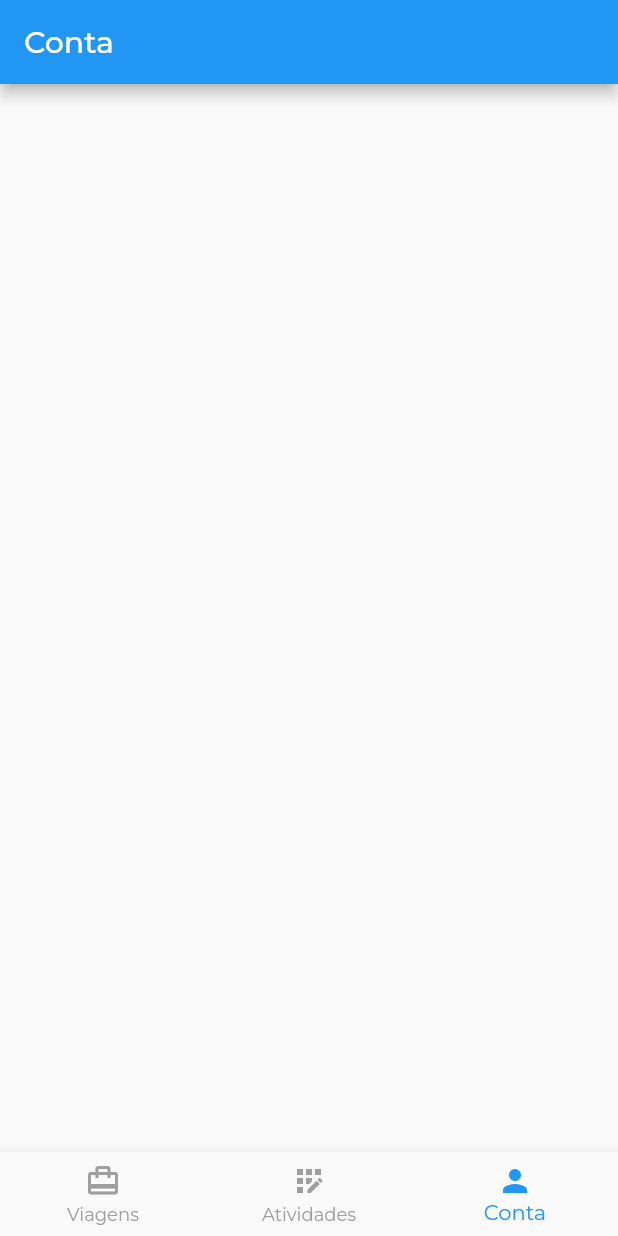
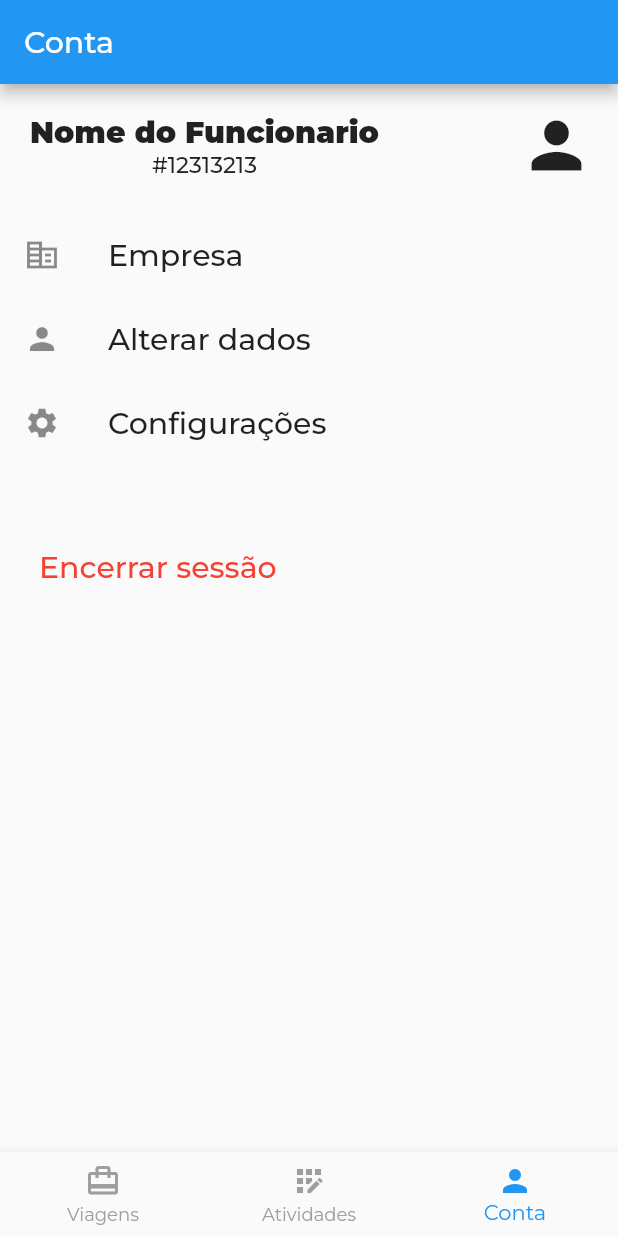
Before and after one commit to MatheusFinatto/flutter_application_1, a Flutter app: the screen it shows after launch, item 3 of the bottom bar chosen, on a phone screen of 412 x 824 dp. Run offline on Flutter 3.47's test engine with Material 2 defaults, Android fonts, the phone set to English and light mode, and no system bars; our stand-ins replace google_fonts.

Commit message:
feat: layout tela conta

```diff
--- a/lib/screens/conta/conta_screen.dart
+++ b/lib/screens/conta/conta_screen.dart
@@ -1,19 +1,92 @@
 import 'package:flutter/material.dart';
+import 'package:flutter_application_1/screens/conta/dados_empresa.dart';
 
-class ContaScreen extends StatelessWidget {
-  const ContaScreen({super.key});
+class ContaScreen extends StatefulWidget {
+  const ContaScreen({Key? key}) : super(key: key);
+
+  @override
+  ContaScreenState createState() => ContaScreenState();
+}
+
+class ContaScreenState extends State<ContaScreen> {
+  // @override
+  // void initState() {
+  //   super.initState();
+  // }
+  static const List<Widget> _screens = [Dados_EmpresaScreen()];
+
   @override
   Widget build(BuildContext context) {
     return Scaffold(
       appBar: AppBar(
         title: const Text('Conta'),
       ),
-      body: const Column(
+      body: Column(
         children: [
           // Search input field
-          Padding(
-            padding: EdgeInsets.all(16.0),
+          const Padding(
+            padding: EdgeInsets.only(bottom: 20, left: 20, top: 16, right: 16),
+            child: Row(
+              mainAxisAlignment: MainAxisAlignment.spaceBetween,
+              children: [
+                Column(
+                  children: [
+                    Text(
+                      'Nome do Funcionario',
+                      style: const TextStyle(
+                          fontSize: 20, fontWeight: FontWeight.w900),
+                    ),
+                    Text(
+                      '#12313213',
+                      style: const TextStyle(
+                          fontSize: 15, fontWeight: FontWeight.w500),
+                    ),
+                  ],
+                ),
+                Icon(Icons.person, size: 50),
+              ],
+            ),
           ),
+          ListView(
+            shrinkWrap: true,
+            children: const <Widget>[
+              ListTile(
+                leading: Icon(Icons.corporate_fare_sharp),
+                title: Text(
+                  'Empresa',
+                  style: const TextStyle(
+                      fontSize: 20, fontWeight: FontWeight.w500),
+                ),
+              ),
+              ListTile(
+                leading: Icon(Icons.person),
+                title: Text(
+                  'Alterar dados',
+                  style: const TextStyle(
+                      fontSize: 20, fontWeight: FontWeight.w500),
+                ),
+              ),
+              ListTile(
+                leading: Icon(Icons.settings),
+                title: Text(
+                  'Configurações',
+                  style: const TextStyle(
+                      fontSize: 20, fontWeight: FontWeight.w500),
+                ),
+              ),
+              Padding(
+                  padding: EdgeInsets.only(top: 40, left: 10),
+                  child: ListTile(
+                    title: Text(
+                      'Encerrar sessão',
+                      style: const TextStyle(
+                          color: Colors.red,
+                          fontSize: 20,
+                          fontWeight: FontWeight.w500),
+                    ),
+                  )),
+            ],
+          )
         ],
       ),
     );
--- /dev/null
+++ b/lib/screens/conta/dados_empresa.dart
@@ -0,0 +1,25 @@
+import 'package:flutter/material.dart';
+
+class Dados_EmpresaScreen extends StatefulWidget {
+  const Dados_EmpresaScreen({Key? key}) : super(key: key);
+
+  @override
+  Dados_EmpresaScreenState createState() => Dados_EmpresaScreenState();
+}
+
+class Dados_EmpresaScreenState extends State<Dados_EmpresaScreen> {
+  @override
+  void initState() {
+    super.initState();
+  }
+
+  @override
+  Widget build(BuildContext context) {
+    return Scaffold(
+      appBar: AppBar(
+        title: const Text('Empresa'),
+      ),
+      body: Column(children: [Text('Hello world')]),
+    );
+  }
+}
```
Also changed, not shown: lib/screens/conta/config_screen.dart (added), lib/screens/conta/dados_screen.dart (added).
